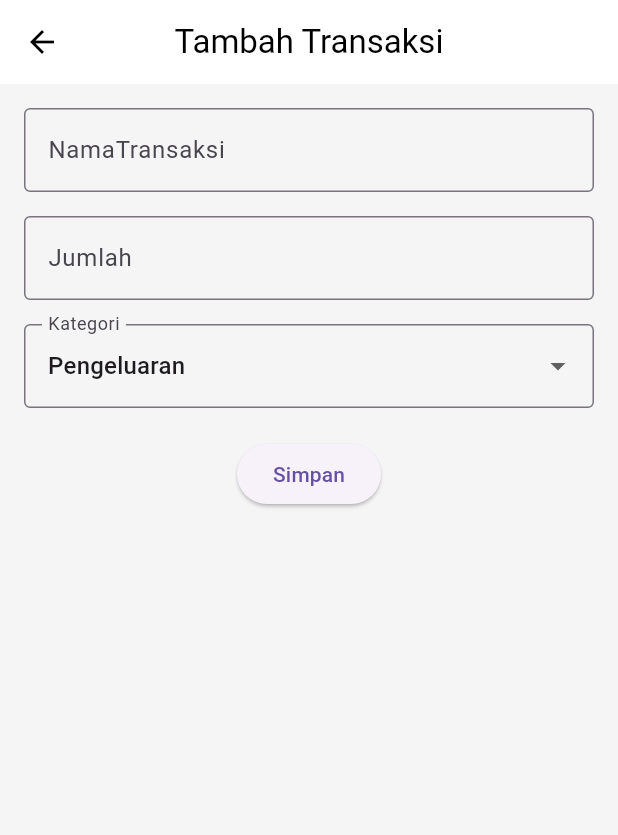
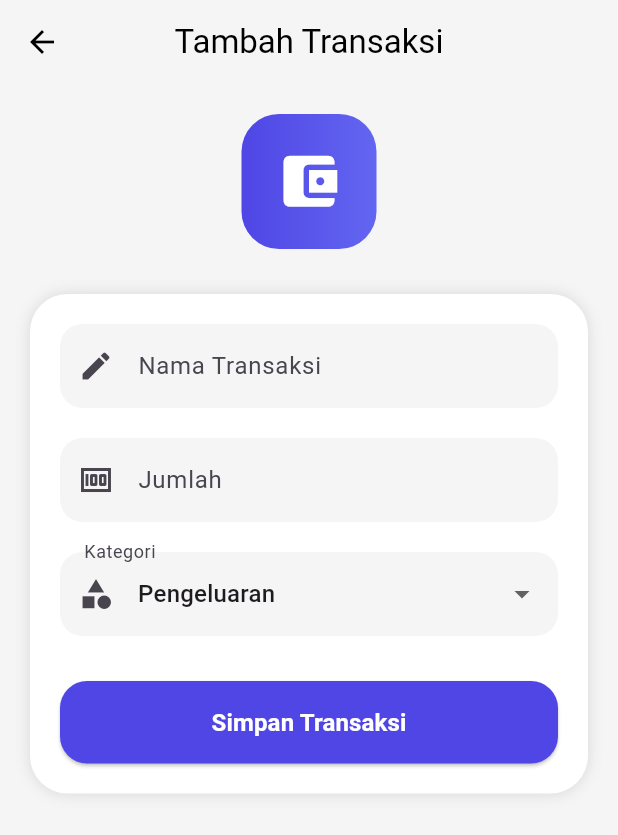
Before and after one commit to zeilyangelia16/SMARTcashNote, a Flutter app: the AddTransactionScreen screen opened directly, on a phone screen of 412 x 824 dp. Shown: the top 835 px of the screen. Run offline on Flutter 3.47's test engine with Material 3 defaults, Android fonts, the phone set to English and light mode, and no system bars; our stand-ins replace fl_chart.

Commit message:
Menambahkan fitur dark mode

```diff
--- a/lib/main.dart
+++ b/lib/main.dart
@@ -1,42 +1,50 @@
 import 'package:flutter/material.dart';
-import 'screens/home_screen.dart';
+import 'package:smartcashnote/screens/home_screen.dart';
 
 void main() {
   runApp(const MyApp());
 }
 
-class MyApp extends StatelessWidget {
+class MyApp extends StatefulWidget {
   const MyApp({super.key});
+
+  @override
+  State<MyApp> createState() => _MyAppState();
+}
+
+class _MyAppState extends State<MyApp> {
+  bool isDarkMode = false;
+
+  void toggleTheme() {
+    setState(() {
+      isDarkMode = !isDarkMode;
+    });
+  }
 
   @override
   Widget build(BuildContext context) {
     return MaterialApp(
       debugShowCheckedModeBanner: false,
-      title: 'Smart CashNote',
+
+      themeMode: isDarkMode ? ThemeMode.dark : ThemeMode.light,
 
       theme: ThemeData(
+        brightness: Brightness.light,
+
         primarySwatch: Colors.indigo,
 
         scaffoldBackgroundColor: Colors.grey[100],
-
-        appBarTheme: const AppBarTheme(
-          backgroundColor: Colors.white,
-
-          foregroundColor: Colors.black,
-
-          elevation: 0,
-
-          centerTitle: true,
-        ),
-
-        floatingActionButtonTheme: const FloatingActionButtonThemeData(
-          backgroundColor: Color(0xFF4F46E5),
-
-          foregroundColor: Colors.white,
-        ),
       ),
 
-      home: const HomeScreen(),
+      darkTheme: ThemeData(
+        brightness: Brightness.dark,
+
+        scaffoldBackgroundColor: const Color(0xFF121212),
+
+        cardColor: const Color(0xFF1E1E1E),
+      ),
+
+      home: HomeScreen(toggleTheme: toggleTheme, isDarkMode: isDarkMode),
     );
   }
 }
--- a/lib/screens/add_transaction_screen.dart
+++ b/lib/screens/add_transaction_screen.dart
@@ -19,37 +19,120 @@ class _AddTransactionScreenState extends State<AddTransactionScreen> {
   @override
   Widget build(BuildContext context) {
     return Scaffold(
-      appBar: AppBar(title: const Text("Tambah Transaksi")),
-      body: Padding(
-        padding: const EdgeInsets.all(16),
+      appBar: AppBar(
+        title: const Text("Tambah Transaksi"),
+
+        centerTitle: true,
+
+        backgroundColor: Colors.transparent,
+
+        elevation: 0,
+
+        foregroundColor: Colors.black,
+      ),
+
+      body: SingleChildScrollView(
+        child: Padding(
+          padding: const EdgeInsets.all(20),
 
           child: Form(
             key: _formKey,
 
             child: Column(
               children: [
+                // ICON
+                Container(
+                  width: 90,
+                  height: 90,
+
+                  decoration: BoxDecoration(
+                    gradient: const LinearGradient(
+                      colors: [Color(0xFF4F46E5), Color(0xFF6366F1)],
+                    ),
+
+                    borderRadius: BorderRadius.circular(25),
+                  ),
+
+                  child: const Icon(
+                    Icons.account_balance_wallet,
+
+                    color: Colors.white,
+
+                    size: 45,
+                  ),
+                ),
+
+                const SizedBox(height: 30),
+
+                // CARD FORM
+                Container(
+                  padding: const EdgeInsets.all(20),
+
+                  decoration: BoxDecoration(
+                    color: Colors.white,
+
+                    borderRadius: BorderRadius.circular(25),
+
+                    boxShadow: const [
+                      BoxShadow(color: Colors.black12, blurRadius: 8),
+                    ],
+                  ),
+
+                  child: Column(
+                    children: [
+                      // NAMA TRANSAKSI
                       TextFormField(
                         controller: titleController,
-                decoration: const InputDecoration(
-                  labelText: "NamaTransaksi",
-                  border: OutlineInputBorder(),
+
+                        decoration: InputDecoration(
+                          labelText: "Nama Transaksi",
+
+                          prefixIcon: const Icon(Icons.edit),
+
+                          filled: true,
+
+                          fillColor: Colors.grey[100],
+
+                          border: OutlineInputBorder(
+                            borderRadius: BorderRadius.circular(15),
+
+                            borderSide: BorderSide.none,
                           ),
+                        ),
+
                         validator: (value) {
                           if (value == null || value.isEmpty) {
-                    return "Nama Transaksi wajib diisi";
+                            return "Nama transaksi wajib diisi";
                           }
 
                           return null;
                         },
                       ),
-              const SizedBox(height: 16),
+
+                      const SizedBox(height: 20),
+
+                      // JUMLAH
                       TextFormField(
                         controller: amountController,
+
                         keyboardType: TextInputType.number,
-                decoration: const InputDecoration(
-                  labelText: "Jumlah ",
-                  border: OutlineInputBorder(),
+
+                        decoration: InputDecoration(
+                          labelText: "Jumlah",
+
+                          prefixIcon: const Icon(Icons.money),
+
+                          filled: true,
+
+                          fillColor: Colors.grey[100],
+
+                          border: OutlineInputBorder(
+                            borderRadius: BorderRadius.circular(15),
+
+                            borderSide: BorderSide.none,
                           ),
+                        ),
+
                         validator: (value) {
                           if (value == null || value.isEmpty) {
                             return "Jumlah wajib diisi";
@@ -58,13 +141,27 @@ class _AddTransactionScreenState extends State<AddTransactionScreen> {
                           return null;
                         },
                       ),
-              const SizedBox(height: 16),
+
+                      const SizedBox(height: 20),
+
+                      // DROPDOWN
                       DropdownButtonFormField<String>(
                         value: selectedType,
 
-                decoration: const InputDecoration(
+                        decoration: InputDecoration(
                           labelText: "Kategori",
-                  border: OutlineInputBorder(),
+
+                          prefixIcon: const Icon(Icons.category),
+
+                          filled: true,
+
+                          fillColor: Colors.grey[100],
+
+                          border: OutlineInputBorder(
+                            borderRadius: BorderRadius.circular(15),
+
+                            borderSide: BorderSide.none,
+                          ),
                         ),
 
                         items: const [
@@ -85,27 +182,56 @@ class _AddTransactionScreenState extends State<AddTransactionScreen> {
                           });
                         },
                       ),
-              const SizedBox(height: 20),
-              ElevatedButton(
+
+                      const SizedBox(height: 30),
+
+                      // TOMBOL SIMPAN
+                      SizedBox(
+                        width: double.infinity,
+
+                        height: 55,
+
+                        child: ElevatedButton(
+                          style: ElevatedButton.styleFrom(
+                            backgroundColor: const Color(0xFF4F46E5),
+
+                            shape: RoundedRectangleBorder(
+                              borderRadius: BorderRadius.circular(18),
+                            ),
+                          ),
+
                           onPressed: () async {
                             if (_formKey.currentState!.validate()) {
-                    String title = titleController.text;
-
-                    String amount = amountController.text;
-
-                    await Future.delayed(const Duration(seconds: 1));
+                              await Future.delayed(
+                                const Duration(milliseconds: 500),
+                              );
 
                               Navigator.pop(context, {
-                      "title": title,
+                                "title": titleController.text,
+
                                 "type": selectedType,
-                      "amount": int.parse(amount),
+
+                                "amount": int.parse(amountController.text),
                               });
                             }
                           },
 
-                child: const Text("Simpan"),
+                          child: const Text(
+                            "Simpan Transaksi",
+
+                            style: TextStyle(
+                              color: Colors.white,
+                              fontSize: 16,
+                              fontWeight: FontWeight.bold,
+                            ),
+                          ),
+                        ),
                       ),
                     ],
+                  ),
+                ),
+              ],
+            ),
           ),
         ),
       ),
```
Also changed, not shown: lib/screens/home_screen.dart (+19 -1 lines). Lines whose indentation alone changed are shown as unchanged.
